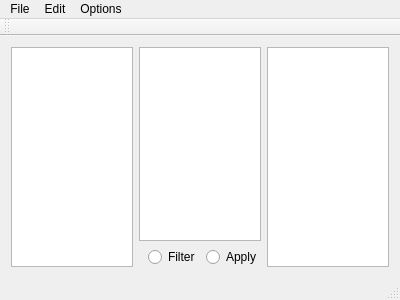
Qt form main_window.ui (aardvarkk/samplicity) before a commit.
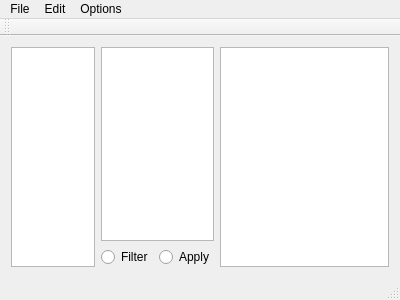
The same form after that commit.

```diff
--- a/main_window.ui
+++ b/main_window.ui
@@ -17,6 +17,12 @@
    <layout class="QHBoxLayout" name="horizontalLayout_2">
     <item>
      <widget class="QTreeView" name="dirsTreeView">
+      <property name="sizePolicy">
+       <sizepolicy hsizetype="Expanding" vsizetype="Expanding">
+        <horstretch>1</horstretch>
+        <verstretch>0</verstretch>
+       </sizepolicy>
+      </property>
       <property name="selectionMode">
        <enum>QAbstractItemView::ExtendedSelection</enum>
       </property>
@@ -24,6 +30,12 @@
     </item>
     <item>
      <widget class="QWidget" name="tags" native="true">
+      <property name="sizePolicy">
+       <sizepolicy hsizetype="Preferred" vsizetype="Preferred">
+        <horstretch>1</horstretch>
+        <verstretch>0</verstretch>
+       </sizepolicy>
+      </property>
       <layout class="QVBoxLayout" name="verticalLayout_2">
        <property name="leftMargin">
         <number>0</number>
@@ -39,6 +51,12 @@
        </property>
        <item>
         <widget class="QTreeView" name="tagsTreeView">
+         <property name="sizePolicy">
+          <sizepolicy hsizetype="Expanding" vsizetype="Expanding">
+           <horstretch>0</horstretch>
+           <verstretch>0</verstretch>
+          </sizepolicy>
+         </property>
          <property name="selectionMode">
           <enum>QAbstractItemView::MultiSelection</enum>
          </property>
@@ -59,19 +77,6 @@
           <property name="bottomMargin">
            <number>0</number>
           </property>
-          <item>
-           <spacer name="horizontalSpacer">
-            <property name="orientation">
-             <enum>Qt::Horizontal</enum>
-            </property>
-            <property name="sizeHint" stdset="0">
-             <size>
-              <width>40</width>
-              <height>20</height>
-             </size>
-            </property>
-           </spacer>
-          </item>
           <item>
            <widget class="QRadioButton" name="filterRadioButton">
             <property name="text">
@@ -99,7 +104,14 @@
      </widget>
     </item>
     <item>
-     <widget class="QTreeView" name="samplesTreeView"/>
+     <widget class="QTreeView" name="samplesTreeView">
+      <property name="sizePolicy">
+       <sizepolicy hsizetype="Expanding" vsizetype="Expanding">
+        <horstretch>2</horstretch>
+        <verstretch>0</verstretch>
+       </sizepolicy>
+      </property>
+     </widget>
     </item>
    </layout>
   </widget>
```
